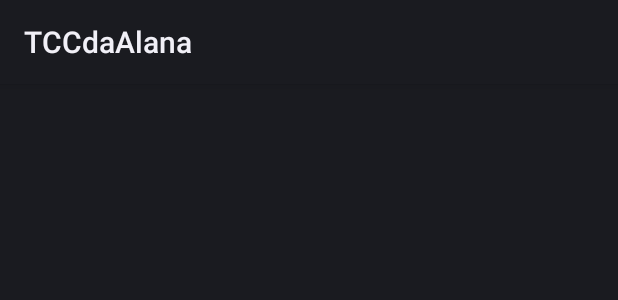
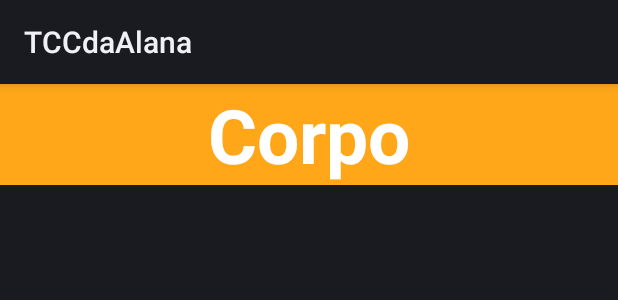
Before and after one commit to alanabanana/Babbler2, an Android app: the layout activity_corpo.xml on its own in the app's theme, with its tools: preview values and no code run, on a phone screen of 412 x 824 dp. Shown: the top 300 px of the screen. Run offline under Robolectric (Android 15) with nearby library versions, the phone set to English and light mode, and no system bars; network calls fail.

Commit message:
terminar as telas do perfil dp

```diff
--- a/app/src/main/res/layout/activity_casa.xml
+++ b/app/src/main/res/layout/activity_casa.xml
@@ -4,8 +4,8 @@
     android:layout_width="match_parent"
     android:layout_height="match_parent">
     <LinearLayout
-        android:layout_width="wrap_content"
-        android:layout_height="match_parent"
+        android:layout_width="match_parent"
+        android:layout_height="wrap_content"
         android:orientation="vertical"
         android:background="#20b2aa"
         android:paddingBottom="3dp">
@@ -35,6 +35,7 @@
             android:layout_gravity="center"
             android:background="@drawable/bed"
             android:onClick="euQueroDeitar" />
+
         <ImageButton
             android:id="@+id/banheiroButton"
             android:layout_width="150sp"
@@ -42,6 +43,7 @@
             android:layout_gravity="center"
             android:background="@drawable/bed"
             android:onClick="euQueroDeitar" />
+
         <ImageButton
             android:id="@+id/copaButton"
             android:layout_width="150sp"
--- a/app/src/main/res/layout/activity_corpo.xml
+++ b/app/src/main/res/layout/activity_corpo.xml
@@ -1,6 +1,25 @@
 <?xml version="1.0" encoding="utf-8"?>
-<android.support.constraint.ConstraintLayout
-    xmlns:android="http://schemas.android.com/apk/res/android" android:layout_width="match_parent"
-    android:layout_height="match_parent">
+<ScrollView xmlns:android="http://schemas.android.com/apk/res/android"
+    xmlns:app="http://schemas.android.com/apk/res-auto"
+    xmlns:tools="http://schemas.android.com/tools"
+    android:id="@+id/scrollView"
+    android:layout_width="match_parent"
+    android:layout_height="wrap_content">
 
-</android.support.constraint.ConstraintLayout>
+    <LinearLayout
+        android:layout_width="match_parent"
+        android:layout_height="wrap_content"
+        android:background="#ffa619"
+        android:orientation="vertical">
+
+        <TextView
+            android:id="@+id/textCorpo"
+            android:layout_width="match_parent"
+            android:layout_height="wrap_content"
+            android:gravity="center|center_horizontal"
+            android:text="Corpo"
+            android:textColor="#FFFFFF"
+            android:textSize="50dp"
+            android:textStyle="bold"/>
+    </LinearLayout>
+</ScrollView>
```
